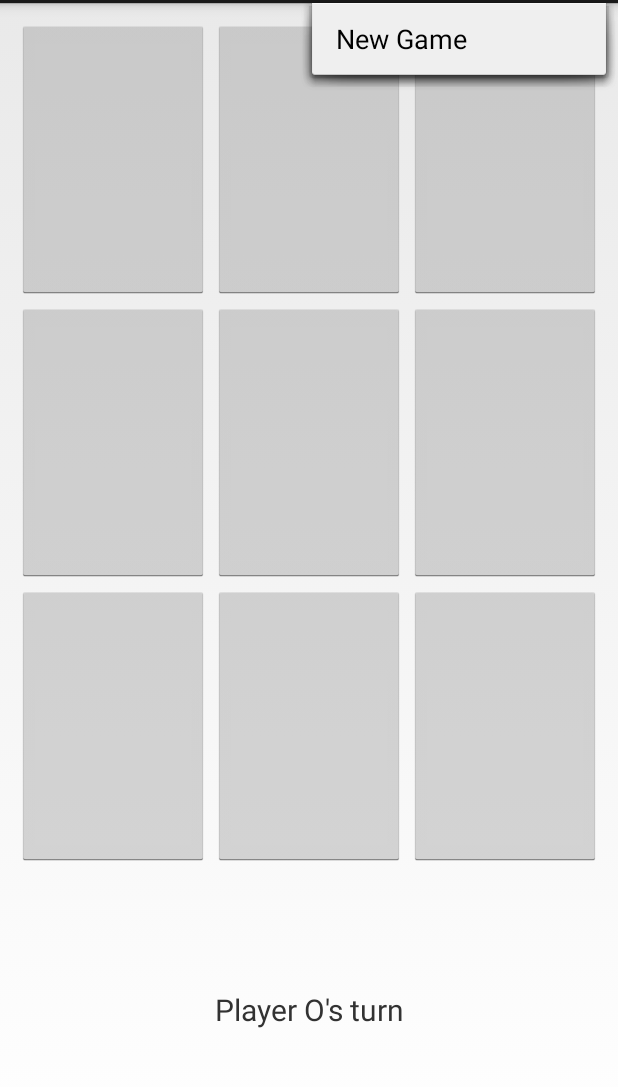
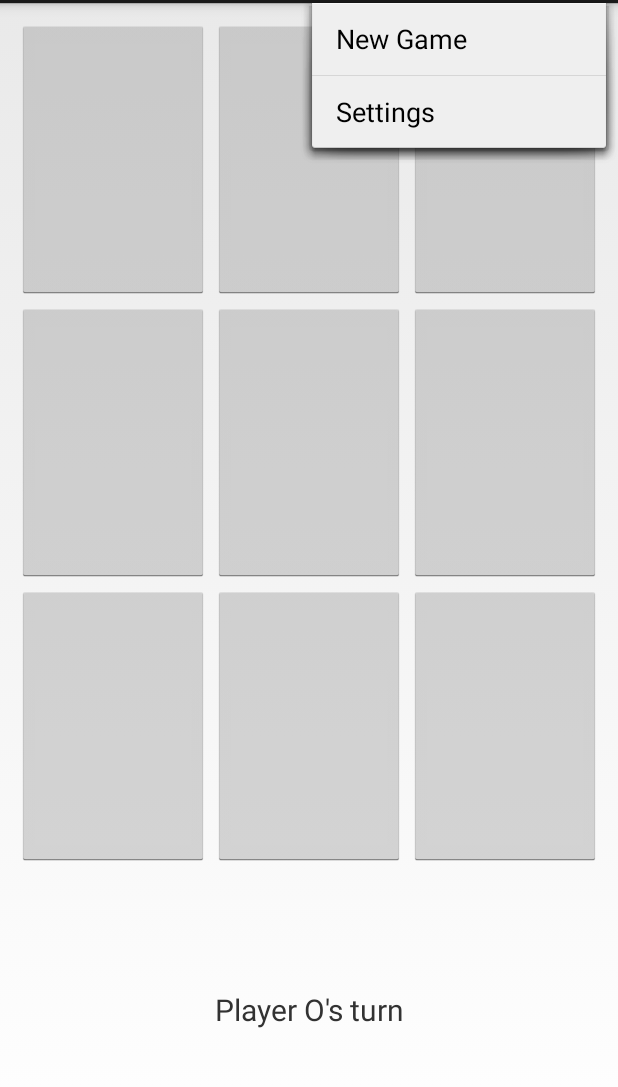
Before and after one commit to NeoAzareth/TicTacToe, an Android app: the screen it shows after launch (TwoPlayerActivity), with the options menu open, on a phone screen of 412 x 824 dp, the part 69-1156 px from its top. Run offline under Robolectric (Android 15) with nearby library versions, the light colour scheme and no system bars.

Commit message:
Adds Code and files for the settings
Remembers O and X players names

```diff
--- a/app/src/main/AndroidManifest.xml
+++ b/app/src/main/AndroidManifest.xml
@@ -17,6 +17,8 @@
                 <category android:name="android.intent.category.LAUNCHER" />
             </intent-filter>
         </activity>
+        <activity android:name="com.sichengzhu.tictactoe.SettingsActivity"
+            android:label="Settings"></activity>
 
     </application>
 </manifest>
--- a/app/src/main/java/com/sichengzhu/tictactoe/TwoPlayerActivity.java
+++ b/app/src/main/java/com/sichengzhu/tictactoe/TwoPlayerActivity.java
@@ -62,8 +62,8 @@ public class TwoPlayerActivity extends Activity implements OnClickListener {
 //        Typeface type = Typeface.createFromAsset(getAssets(), "fonts/Cheveuxdange.ttf");
 //        gameMessageLabel.setTypeface(type);
 
-        playerOne = new Player("O",'o');
-        playerTwo = new Player("X",'x');
+        playerOne = new Player("Player O",'o');
+        playerTwo = new Player("Player X",'x');
 
         sound = MediaPlayer.create(this, R.raw.pencil);
         winSound = MediaPlayer.create(this, R.raw.woohoo);
@@ -73,9 +73,9 @@ public class TwoPlayerActivity extends Activity implements OnClickListener {
          *  Assume player one kicks off this game first if new game
          */
         if(isTurn == '\0' || isTurn == playerOne.getPlayerMarker())
-            gameMessageLabel.setText("Player " + playerOne.getName() + "'s turn");
+            gameMessageLabel.setText(playerOne.getName() + "'s turn");
         else if(isTurn == playerTwo.getPlayerMarker())
-            gameMessageLabel.setText("Player " + playerTwo.getName() + "'s turn");
+            gameMessageLabel.setText(playerTwo.getName() + "'s turn");
 
         //set click listeners
         button[0][0].setOnClickListener(this);
@@ -90,6 +90,9 @@ public class TwoPlayerActivity extends Activity implements OnClickListener {
 
         // Enable screen rotation
         this.setRequestedOrientation(ActivityInfo.SCREEN_ORIENTATION_FULL_SENSOR);
+
+        // set the default values for the preferences
+        PreferenceManager.setDefaultValues(this, R.xml.preferences, false);
 
         // get default SharedPreferences object
         prefs = PreferenceManager.getDefaultSharedPreferences(this);
@@ -126,6 +129,17 @@ public class TwoPlayerActivity extends Activity implements OnClickListener {
     @Override
     public void onResume() {
         super.onResume();
+
+        String playerOneName = prefs.getString("pref_remember_player_one_name","");
+        String playerTwoName = prefs.getString("pref_remember_player_two_name","");
+
+        if (!(playerOneName.equals(""))) {
+            playerOne.setName(playerOneName);
+        }
+
+        if (!(playerTwoName.equals(""))){
+            playerTwo.setName(playerTwoName);
+        }
 
         char[][] newBoard = new char[3][3];
 
@@ -178,9 +192,9 @@ public class TwoPlayerActivity extends Activity implements OnClickListener {
             isTurn = prefs.getString("turn", "").charAt(0);
 
         if(isTurn == playerOne.getPlayerMarker())
-            gameMessageLabel.setText("Player " + playerOne.getName() + "'s turn");
+            gameMessageLabel.setText(playerOne.getName() + "'s turn");
         else if(isTurn == playerTwo.getPlayerMarker())
-            gameMessageLabel.setText("Player " + playerTwo.getName() + "'s turn");
+            gameMessageLabel.setText(playerTwo.getName() + "'s turn");
 
         isGameOver = prefs.getBoolean("isGameOver", false);
         isTie = prefs.getBoolean("isTie", false);
@@ -282,7 +296,7 @@ public class TwoPlayerActivity extends Activity implements OnClickListener {
                 checkGameStatus();
 
                 if(!isGameOver)
-                    gameMessageLabel.setText("Player " + playerOne.getName() + "'s turn");
+                    gameMessageLabel.setText(playerOne.getName() + "'s turn");
 
                 if(isTie)
                     gameMessageLabel.setText("Game tie");
@@ -301,7 +315,7 @@ public class TwoPlayerActivity extends Activity implements OnClickListener {
                 checkGameStatus();
 
                 if(!isGameOver)
-                    gameMessageLabel.setText("Player " + playerTwo.getName() + "'s turn");
+                    gameMessageLabel.setText(playerTwo.getName() + "'s turn");
 
                 if(isTie)
                     gameMessageLabel.setText("Game tie");
@@ -364,6 +378,9 @@ public class TwoPlayerActivity extends Activity implements OnClickListener {
                 startActivity(newGame);
                 return true;
 
+            case R.id.menu_settings:
+                startActivity(new Intent(getApplicationContext(),SettingsActivity.class));
+                return true;
             default:
                 return super.onOptionsItemSelected(item);
         }
--- a/app/src/main/res/menu/activity_two_player.xml
+++ b/app/src/main/res/menu/activity_two_player.xml
@@ -4,4 +4,7 @@
         android:title="@string/action_new_game"
         android:icon="@drawable/ic_launcher"
         app:showAsAction="never" />
+    <item android:id="@+id/menu_settings"
+        android:title="Settings"
+        app:showAsAction="never"/>
 </menu>
--- a/app/src/main/res/values/strings.xml
+++ b/app/src/main/res/values/strings.xml
@@ -3,5 +3,8 @@
 
     <string name="action_new_game">New Game</string>
     <string name="title_activity_new_game">New Game</string>
+    <string name="action_settings">Settings</string>
+    <string name="player_one_title">Player O name</string>
+    <string name="player_two_title">Player X name</string>
 
 </resources>
--- /dev/null
+++ b/app/src/main/res/xml/preferences.xml
@@ -0,0 +1,14 @@
+<?xml version="1.0" encoding="utf-8"?>
+<PreferenceScreen xmlns:android="http://schemas.android.com/apk/res/android">
+    <EditTextPreference
+        android:key="pref_remember_player_one_name"
+        android:title="@string/player_one_title"
+        android:summary="Sets the name for the X player."
+        android:defaultValue=""/>
+    <EditTextPreference
+        android:key="pref_remember_player_two_name"
+        android:title="@string/player_two_title"
+        android:summary="Sets the name for the O player."
+        android:defaultValue=""/>
+
+</PreferenceScreen>
--- a/build.gradle
+++ b/build.gradle
@@ -5,7 +5,7 @@ buildscript {
         jcenter()
     }
     dependencies {
-        classpath 'com.android.tools.build:gradle:1.5.0'
+        classpath 'com.android.tools.build:gradle:2.1.0'
 
         // NOTE: Do not place your application dependencies here; they belong
         // in the individual module build.gradle files
```
Also changed, not shown: app/src/main/java/com/sichengzhu/tictactoe/SettingsActivity.java (added, +20 -0 lines), app/src/main/java/com/sichengzhu/tictactoe/SettingsFragment.java (added, +18 -0 lines), gradle/wrapper/gradle-wrapper.properties, 3 other files.
